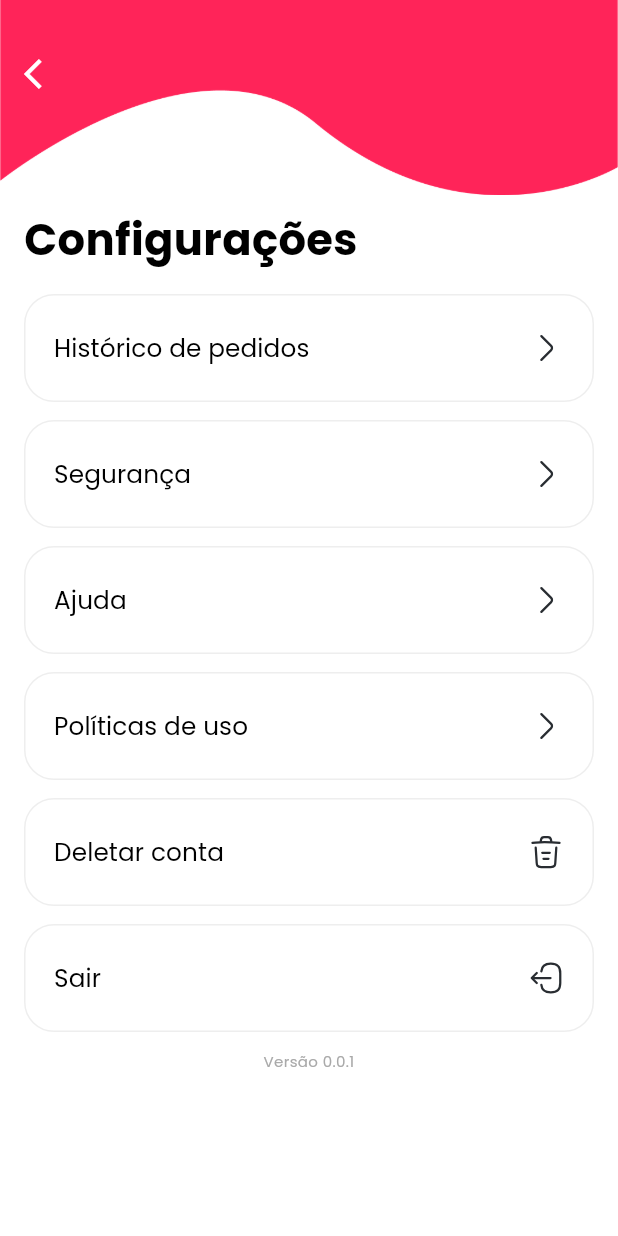
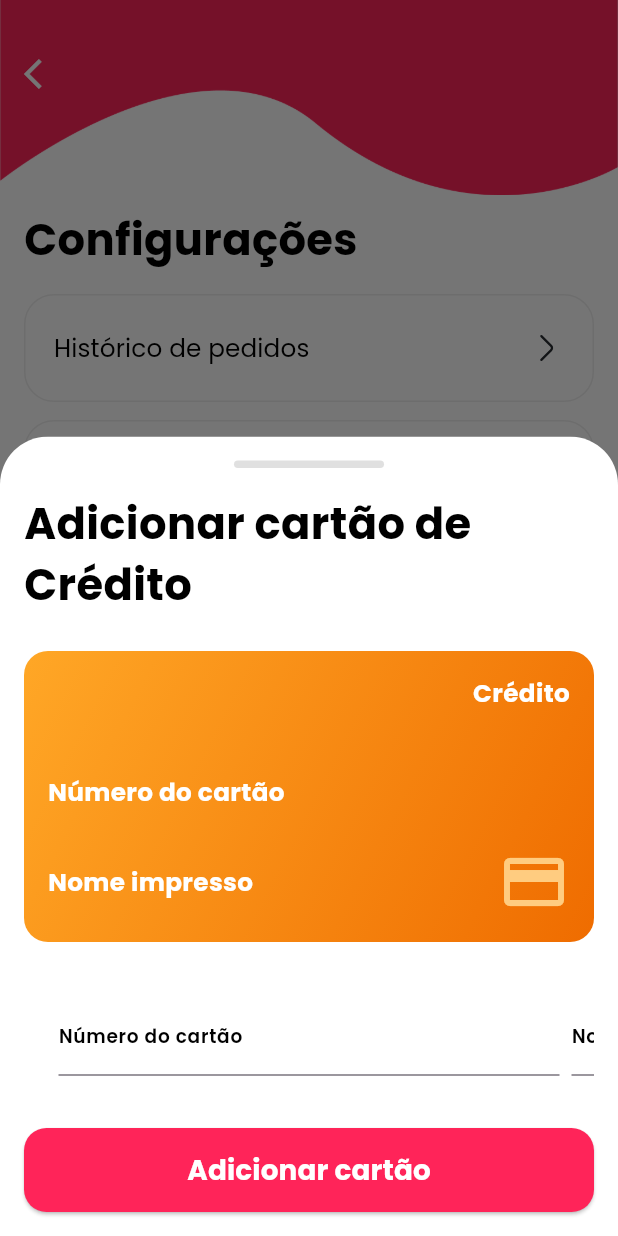
Before and after one commit to MJCantina/MJCantina-mobile-front-en, a Flutter app: the Configurations screen opened directly, after a tap on "Deletar conta", on a phone screen of 412 x 824 dp. Run offline on Flutter 3.47's test engine with Material 3 defaults, Android fonts, the phone set to English and light mode, and no system bars; our stand-ins replace cloud_firestore, firebase_auth, firebase_core, flutter_secure_storage, flutter_svg, get and 2 more; accounts and stored records are empty.

Commit message:
AddCartão e upgrade
Foi adicionado a página para adicionar cartão

```diff
--- a/lib/common/widgets/base_button/paybutton.dart
+++ b/lib/common/widgets/base_button/paybutton.dart
@@ -24,8 +24,6 @@ class Paybutton extends StatelessWidget {
           backgroundColor: AppColors.white,
           shape: RoundedRectangleBorder(borderRadius: BorderRadius.circular(20)),
           side: const BorderSide(color: AppColors.primary, width: 2),
-
-
         ),
         child: Text(
           title, style: AppFonts.payText(context),
--- a/lib/common/widgets/modals/addcartao.dart
+++ b/lib/common/widgets/modals/addcartao.dart
@@ -0,0 +1,212 @@
+import 'package:mask_text_input_formatter/mask_text_input_formatter.dart';
+import 'package:cantina_senai/core/configs/theme/app_colors.dart';
+import 'package:cantina_senai/core/configs/theme/app_fonts.dart';
+import 'package:flutter/material.dart';
+import 'package:flutter/services.dart';
+
+void addCartao(BuildContext context) {
+  showModalBottomSheet(
+    context: context,
+    isDismissible: true,
+    enableDrag: true,
+    isScrollControlled: true,
+    backgroundColor: Colors.transparent,
+    builder: (context) {
+      final maskFormatter = MaskTextInputFormatter(
+        mask: '##/##', // Máscara para data MM/AA
+        filter: {"#": RegExp(r'[0-9]')},
+      );
+
+      final PageController _pageController = PageController(viewportFraction: 0.9);
+      final List<TextEditingController> _controllers = List.generate(4, (index) => TextEditingController());
+      final List<FocusNode> _focusNodes = List.generate(4, (index) => FocusNode());
+
+      final List<String> labels = [
+        'Número do cartão',
+        'Nome impresso',
+        'Data de validade (MM/AA)',
+        'CVV'
+      ];
+
+      String nomeCartao = '';
+      String numCartao = '';
+
+      return StatefulBuilder(
+        builder: (context, setState) {
+          return ClipRRect(
+            borderRadius: const BorderRadius.vertical(top: Radius.circular(32)),
+            child: Container(
+              color: Colors.white,
+              padding: const EdgeInsets.all(16.0),
+              child: SingleChildScrollView(
+                child: Column(
+                  mainAxisSize: MainAxisSize.min,
+                  children: [
+                    Container(
+                      width: 100,
+                      height: 5,
+                      margin: const EdgeInsets.only(bottom: 16),
+                      decoration: BoxDecoration(
+                        color: Colors.grey.shade300,
+                        borderRadius: BorderRadius.circular(8),
+                      ),
+                    ),
+                    // Título
+                    Text(
+                      'Adicionar cartão de Crédito',
+                      style: AppFonts.titleFont(context),
+                    ),
+                    SizedBox(height: 24),
+
+                    // Cartão visual
+                    Container(
+                      width: double.infinity,
+                      padding: EdgeInsets.all(16),
+                      decoration: BoxDecoration(
+                        gradient: LinearGradient(
+                          colors: [
+                            Colors.orange.shade400,
+                            Colors.orange.shade800,
+                          ],
+                          begin: Alignment.topLeft,
+                          end: Alignment.bottomRight,
+                        ),
+                        borderRadius: BorderRadius.circular(16),
+                      ),
+                      child: Column(
+                        crossAxisAlignment: CrossAxisAlignment.start,
+                        children: [
+                          Align(
+                            alignment: AlignmentDirectional.topEnd,
+                            child: Text(
+                              'Crédito',
+                              style: AppFonts.boldtitle(context)
+                                  .copyWith(color: Colors.white),
+                            ),
+                          ),
+                          SizedBox(height: 42),
+                          Text(
+                            numCartao.isEmpty ? 'Número do cartão' : numCartao,
+                            style: AppFonts.boldtitle(context)
+                                .copyWith(color: Colors.white),
+                          ),
+                          SizedBox(height: 24),
+                          Row(
+                            mainAxisAlignment: MainAxisAlignment.spaceBetween,
+                            children: [
+                              Text(
+                                nomeCartao.isEmpty
+                                    ? 'Nome impresso'
+                                    : nomeCartao,
+                                style: AppFonts.boldtitle(context)
+                                    .copyWith(color: Colors.white),
+                              ),
+                              Align(
+                                alignment: Alignment.bottomRight,
+                                child: Icon(
+                                  Icons.credit_card,
+                                  color: Colors.orange.shade200,
+                                  size: 48,
+                                ),
+                              ),
+                            ],
+                          ),
+                        ],
+                      ),
+                    ),
+
+                    SizedBox(height: 12),
+
+                    // Listagem dos campos de entrada
+                    SizedBox(
+                      height: 100,
+                      child: Padding(
+                        padding: const EdgeInsets.symmetric(vertical: 8.0),
+                        child: PageView.builder(
+                          controller: _pageController,
+                          itemCount: 4,
+                          itemBuilder: (context, index) {
+                            return Center(
+                              child: Padding(
+                                padding: const EdgeInsets.symmetric(horizontal: 4.0),
+                                child: TextFormField(
+                                  controller: _controllers[index],
+                                  focusNode: _focusNodes[index],
+                                  maxLength: index == 2 ? 5 : (index == 3 ? 4 : 26),
+                                  keyboardType: index == 1
+                                      ? TextInputType.text
+                                      : TextInputType.number,
+                                  inputFormatters: index == 1
+                                      ? []
+                                      : (index == 2
+                                          ? [maskFormatter]
+                                          : [FilteringTextInputFormatter.digitsOnly]),
+                                  onChanged: (value) {
+                                    setState(() {
+                                      if (index == 0) numCartao = value;
+                                      if (index == 1) nomeCartao = value;
+                                    });
+                                  },
+                                  onEditingComplete: () {
+                                    if (index < 3) {
+                                      // Mover para a próxima página e o próximo campo
+                                      _pageController.nextPage(
+                                        duration: Duration(milliseconds: 300),
+                                        curve: Curves.easeInOut,
+                                      );
+                                      FocusScope.of(context).requestFocus(_focusNodes[index + 1]);
+                                    }
+                                  },
+                                  decoration: InputDecoration(
+                                    labelText: labels[index],
+                                    labelStyle: AppFonts.labelBlack(context),
+                                    border: UnderlineInputBorder(),
+                                    counterText: '',
+                                  ),
+                                  style: AppFonts.textFont(context),
+                                ),
+                              ),
+                            );
+                          },
+                        ),
+                      ),
+                    ),
+
+                    SizedBox(height: 12),
+
+                    SizedBox(
+                      width: double.infinity,
+                      height: 56,
+                      child: ElevatedButton(
+                        onPressed: () {
+                          // Validação básica
+                          if (_controllers.any((controller) => controller.text.isEmpty)) {
+                            ScaffoldMessenger.of(context).showSnackBar(
+                              SnackBar(content: Text('Preencha todos os campos!')),
+                            );
+                          } else {
+                            print('Cartão adicionado: ${_controllers[1].text}');
+                          }
+                        },
+                        style: ElevatedButton.styleFrom(
+                          backgroundColor: AppColors.primary,
+                          shape: RoundedRectangleBorder(
+                            borderRadius: BorderRadius.circular(15),
+                          ),
+                        ),
+                        child: Text(
+                          'Adicionar cartão',
+                          style: AppFonts.buttonText(context),
+                        ),
+                      ),
+                    ),
+                  ],
+                ),
+              ),
+            ),
+          );
+        },
+      );
+    },
+  );
+}
--- a/lib/presentation/autenticação/cadastro/signup.dart
+++ b/lib/presentation/autenticação/cadastro/signup.dart
@@ -128,7 +128,7 @@ class _SignUpPageState extends State<SignUpPage> {
                             duration: const Duration(seconds: 1));
                       },
                     ),
-                    const SizedBox(height: 16,)
+                    const SizedBox(height: 16)
                   ],
                 ),
               ],
--- a/lib/presentation/configuration/configurations.dart
+++ b/lib/presentation/configuration/configurations.dart
@@ -1,5 +1,6 @@
 import 'package:cantina_senai/common/widgets/appbar/appbararrow.dart';
 import 'package:cantina_senai/common/widgets/base_button/listbutton.dart';
+import 'package:cantina_senai/common/widgets/modals/addcartao.dart';
 import 'package:cantina_senai/core/configs/theme/app_colors.dart';
 import 'package:cantina_senai/core/configs/theme/app_vectors.dart';
 import 'package:cantina_senai/data/models/services/auth_services.dart';
@@ -49,13 +50,17 @@ class _ConfigurationsState extends State<Configurations> {
                       ),
                       Listbutton(
                         onPressed: () {
-                          Get.to(const Polices(), transition: Transition.rightToLeft, duration: const Duration(seconds: 1));
+                          Get.to(const Polices(),
+                              transition: Transition.rightToLeft,
+                              duration: const Duration(seconds: 1));
                         },
                         title: 'Políticas de uso',
                         icon: AppVectors.arrowright,
                       ),
                       Listbutton(
-                        onPressed: () {},
+                        onPressed: () {
+                          addCartao(context);
+                        },
                         title: 'Deletar conta',
                         icon: AppVectors.trash,
                       ),
--- a/pubspec.yaml
+++ b/pubspec.yaml
@@ -47,6 +47,7 @@ dependencies:
   flutter_dotenv: ^5.1.0
   get: ^4.6.6
   animations: ^2.0.4
+  mask_text_input_formatter: ^2.9.0
 
 dev_dependencies:
   flutter_test:
```
Also changed, not shown: lib/common/widgets/modals/cart.dart (+4 -5 lines), pubspec.lock, 1 other file.
